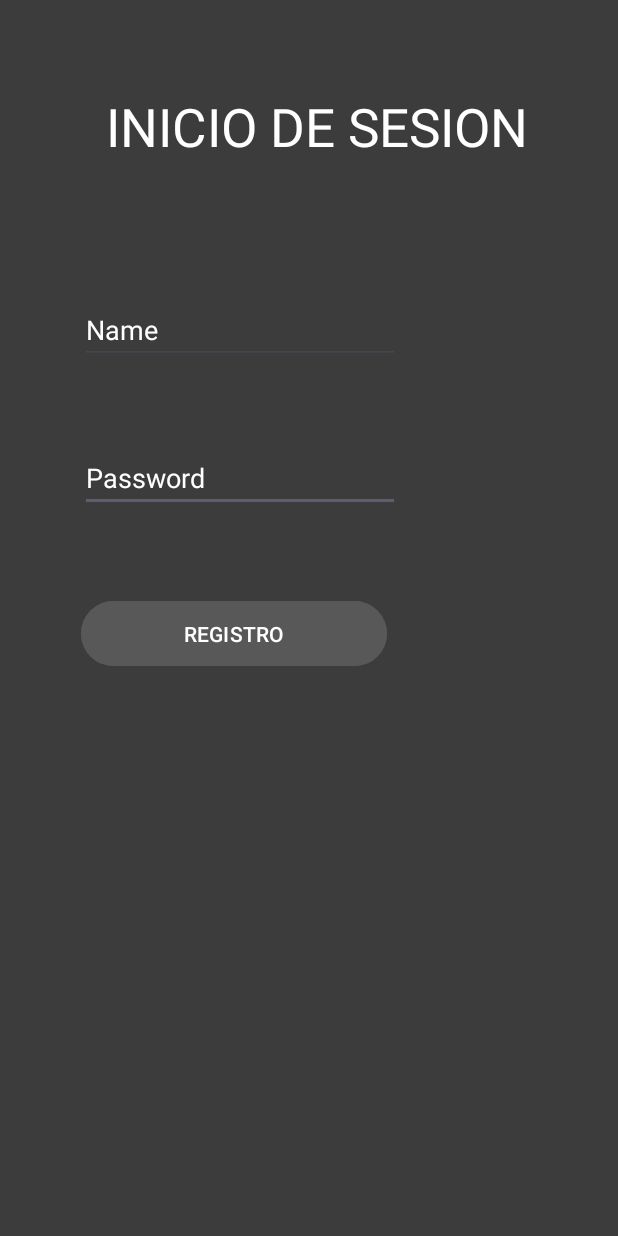
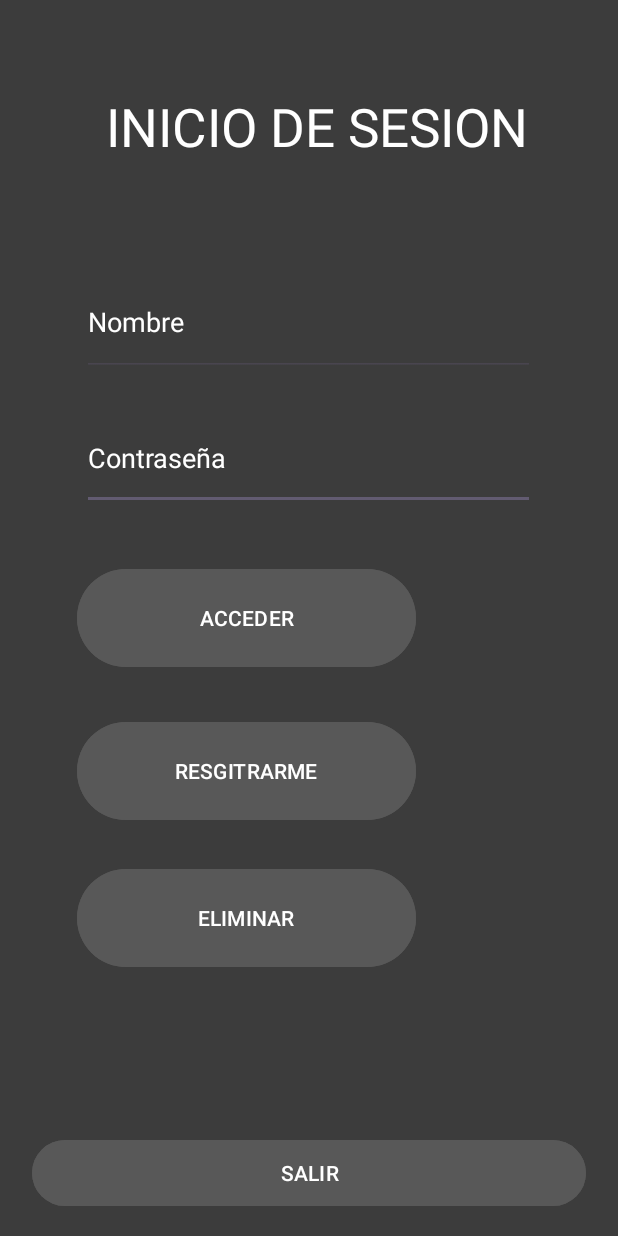
Before and after one commit to AlvaroNistalGuerrero/Contador, an Android app: the layout activity_login.xml on its own in the app's theme, with its tools: preview values and no code run, on a phone screen of 412 x 824 dp. Run offline under Robolectric (Android 15) with nearby library versions, the phone set to English and light mode, and no system bars.

Commit message:
Registro finalizado con primer acceso de datos a la BBDD(08/12/2023)

```diff
--- a/app/src/main/res/layout/activity_login.xml
+++ b/app/src/main/res/layout/activity_login.xml
@@ -1,55 +1,101 @@
 <?xml version="1.0" encoding="utf-8"?>
 <androidx.constraintlayout.widget.ConstraintLayout xmlns:android="http://schemas.android.com/apk/res/android"
     xmlns:app="http://schemas.android.com/apk/res-auto"
+    xmlns:tools="http://schemas.android.com/tools"
     android:layout_width="match_parent"
     android:layout_height="match_parent"
-    xmlns:tools="http://schemas.android.com/tools"
     android:background="#3c3c3c"
-    tools:context=".Login">
+    tools:context="      "
+    tools:layout_editor_absoluteX="0dp"
+    tools:layout_editor_absoluteY="2dp">
 
     <EditText
-        android:id="@+id/editTextTextPassword"
-        android:layout_width="wrap_content"
-        android:layout_height="wrap_content"
+        android:id="@+id/editContraseña"
+        android:layout_width="302dp"
+        android:layout_height="69dp"
         android:ems="10"
-        android:hint="Password"
+        android:hint="Contraseña"
         android:inputType="textPassword"
+        android:textColor="@color/white"
+        android:textColorHint="@color/white"
+        app:layout_constraintBottom_toBottomOf="parent"
+        app:layout_constraintEnd_toEndOf="@+id/editNombre"
+        app:layout_constraintHorizontal_bias="0.467"
+        app:layout_constraintStart_toStartOf="@+id/editNombre"
+        app:layout_constraintTop_toTopOf="parent"
+        app:layout_constraintVertical_bias="0.359" />
+
+
+    <EditText
+        android:id="@+id/editNombre"
+        android:layout_width="302dp"
+        android:layout_height="71dp"
+        android:ems="10"
+        android:hint="Nombre"
+        android:inputType="text"
+        android:textColor="@color/white"
         android:textColorHint="@color/white"
         app:layout_constraintBottom_toBottomOf="parent"
         app:layout_constraintEnd_toEndOf="parent"
-        app:layout_constraintHorizontal_bias="0.268"
+        app:layout_constraintHorizontal_bias="0.495"
         app:layout_constraintStart_toStartOf="parent"
         app:layout_constraintTop_toTopOf="parent"
-        app:layout_constraintVertical_bias="0.38" />
+        app:layout_constraintVertical_bias="0.238" />
 
-    <EditText
-        android:id="@+id/editTextText"
-        android:layout_width="wrap_content"
-        android:layout_height="wrap_content"
-        android:ems="10"
-        android:hint="Name"
-        android:inputType="text"
-        android:textColorHint="@color/white"
+    <Button
+        android:id="@+id/register"
+        android:layout_width="226dp"
+        android:layout_height="73dp"
+        android:backgroundTint="#585858"
+        android:onClick="Guardar"
+        android:text="RESGITRARME"
+        app:layout_constraintBottom_toBottomOf="parent"
+        app:layout_constraintEnd_toEndOf="@+id/elminar"
+        app:layout_constraintHorizontal_bias="0.0"
+        app:layout_constraintStart_toStartOf="@+id/elminar"
+        app:layout_constraintTop_toTopOf="parent"
+        app:layout_constraintVertical_bias="0.636" />
+
+    <Button
+        android:id="@+id/acceder"
+        android:layout_width="226dp"
+        android:layout_height="73dp"
+        android:backgroundTint="#585858"
+        android:onClick="Guardar"
+        android:text="ACCEDER"
+        app:layout_constraintBottom_toBottomOf="parent"
+        app:layout_constraintEnd_toEndOf="@+id/register"
+        app:layout_constraintHorizontal_bias="0.0"
+        app:layout_constraintStart_toStartOf="@+id/register"
+        app:layout_constraintTop_toTopOf="parent" />
+
+    <Button
+        android:id="@+id/elminar"
+        android:layout_width="226dp"
+        android:layout_height="73dp"
+        android:backgroundTint="#585858"
+        android:onClick="Guardar"
+        android:text="ELIMINAR"
         app:layout_constraintBottom_toBottomOf="parent"
         app:layout_constraintEnd_toEndOf="parent"
-        app:layout_constraintHorizontal_bias="0.268"
+        app:layout_constraintHorizontal_bias="0.275"
         app:layout_constraintStart_toStartOf="parent"
         app:layout_constraintTop_toTopOf="parent"
-        app:layout_constraintVertical_bias="0.253" />
+        app:layout_constraintVertical_bias="0.766" />
 
     <Button
-        android:id="@+id/button"
-        android:layout_width="204dp"
-        android:layout_height="51dp"
-        android:text="REGISTRO"
-        android:onClick="Guardar"
+        android:id="@+id/salir"
+        android:layout_width="369dp"
+        android:layout_height="52dp"
+        android:backgroundTint="#585858"
+        android:onClick="SalirDelTodo"
+        android:text="SALIR"
         app:layout_constraintBottom_toBottomOf="parent"
         app:layout_constraintEnd_toEndOf="parent"
-        app:layout_constraintHorizontal_bias="0.26"
+        app:layout_constraintHorizontal_bias="0.497"
         app:layout_constraintStart_toStartOf="parent"
         app:layout_constraintTop_toTopOf="parent"
-        app:layout_constraintVertical_bias="0.513"
-        android:backgroundTint="#585858"/>
+        app:layout_constraintVertical_bias="0.979" />
 
     <TextView
         android:id="@+id/textView2"
--- a/app/src/main/res/layout/activity_main.xml
+++ b/app/src/main/res/layout/activity_main.xml
@@ -38,7 +38,7 @@
         app:layout_constraintVertical_bias="0.321" />
 
     <Button
-        android:id="@+id/button1"
+        android:id="@+id/boton1"
         android:layout_width="247dp"
         android:layout_height="140dp"
         android:backgroundTint="#585858"
--- a/app/src/main/res/layout/activity_menu_de_mejoras.xml
+++ b/app/src/main/res/layout/activity_menu_de_mejoras.xml
@@ -65,12 +65,11 @@
             android:layout_height="186dp">
 
             <Button
-                android:id="@+id/button1"
+                android:id="@+id/selectButton"
                 android:layout_width="139dp"
                 android:layout_height="71dp"
                 android:layout_marginLeft="0dp"
                 android:backgroundTint="#585858"
-                android:onClick="retornaMejora1"
                 android:text="100 pokemons"
                 android:textColor="#FFFF"
                 android:textSize="15sp"
```
Also changed, not shown: app/src/main/AndroidManifest.xml (+6 -5 lines), app/src/main/java/com/example/contador/EstructuraBBDD.java (added, +40 -0 lines), app/src/main/java/com/example/contador/HelperBBDD.java (added, +25 -0 lines), app/src/main/java/com/example/contador/Login.java (+72 -15 lines), app/src/main/java/com/example/contador/MainActivity.java (+39 -25 lines), app/src/main/java/com/example/contador/MenuDeMejoras.java (+18 -5 lines).
